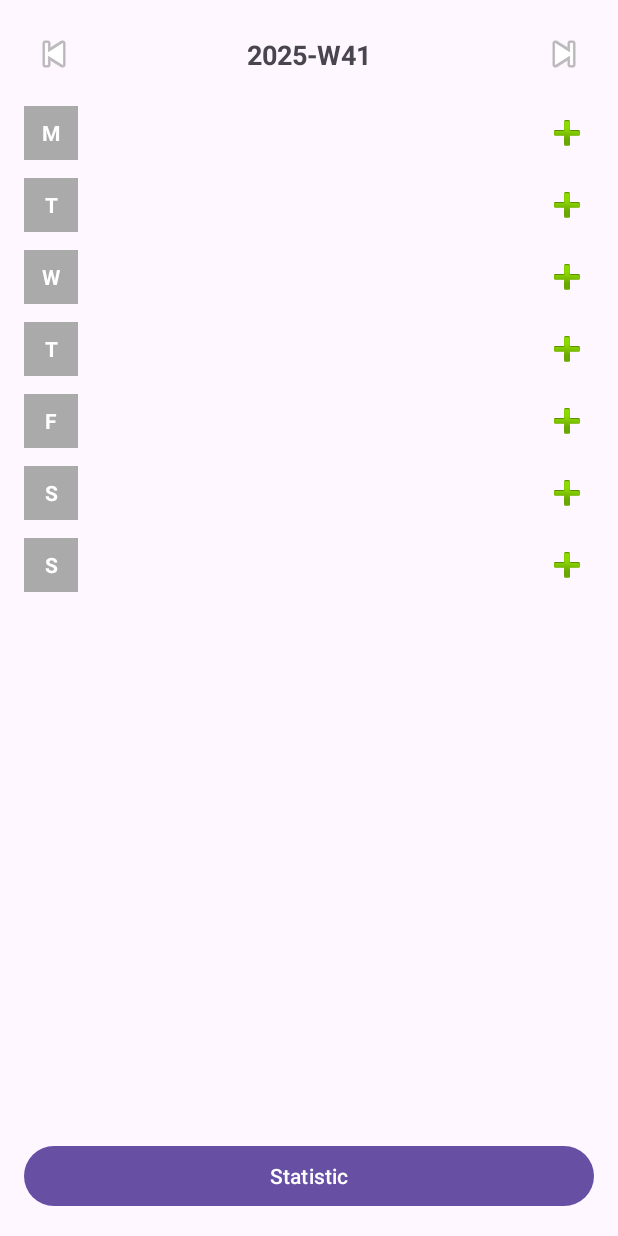
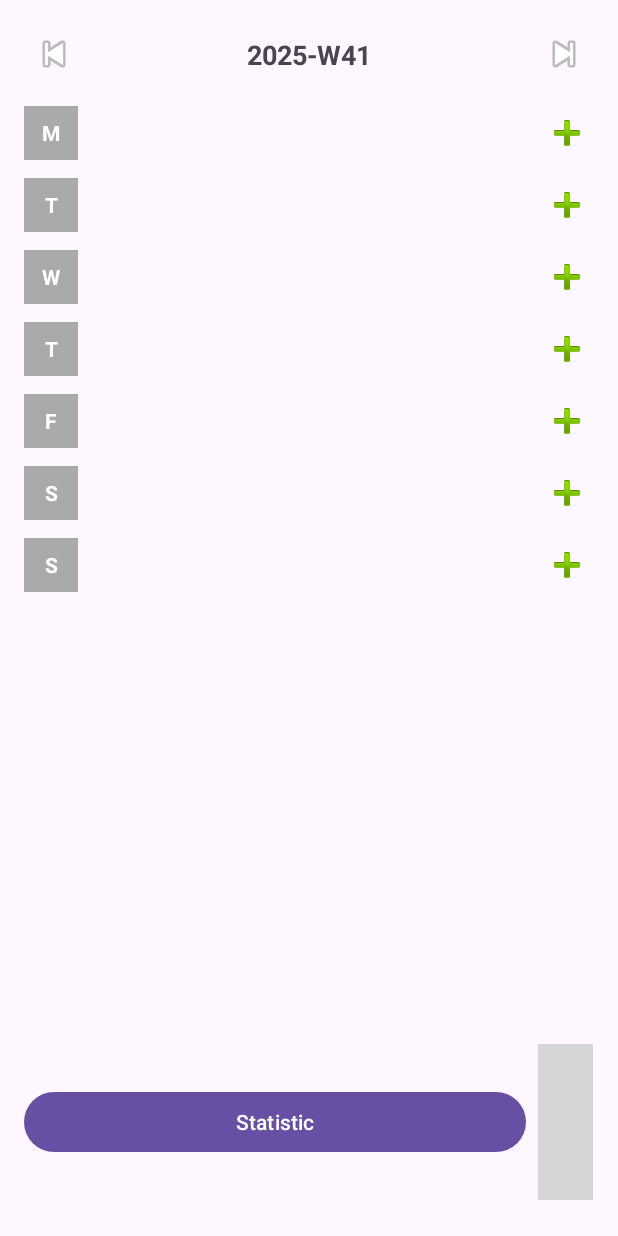
Before and after one commit to VuThanh2/RecipeApp, an Android app: the WeeklyPlannerActivity screen opened directly, with no data from a screen before it, on a phone screen of 412 x 824 dp. Run offline under Robolectric (Android 15) with nearby library versions, the phone set to English and light mode, and no system bars; grey boxes are pictures that could not be loaded.

Commit message:
Complete Filter Logic. Add Shopping List, Statistics Display (total nutrition, recipe frequency). Remove Food Pref related fields

```diff
--- a/app/src/main/java/Login/UserProfileActivity.java
+++ b/app/src/main/java/Login/UserProfileActivity.java
@@ -14,7 +14,6 @@
 
 public class UserProfileActivity extends AppCompatActivity {
     private TextView textUsername;
-    private EditText editFoodPreference;
     private AutoCompleteTextView dietInput;
     private final String[] dietLabels = new String[] { "Normal", "Vegan", "Keto", "Gluten-free" };
     private final String[] dietValues = new String[] { "normal", "vegan", "keto", "gluten_free" };
@@ -28,7 +27,6 @@
         setContentView(R.layout.activity_user_profile);
 
         textUsername = findViewById(R.id.textUsername);
-        editFoodPreference = findViewById(R.id.editFoodPreference);
         imageAvatar = findViewById(R.id.imageAvatar);
         buttonSaveProfile = findViewById(R.id.buttonSaveProfile);
         buttonLogout = findViewById(R.id.buttonLogout);
--- a/app/src/main/java/MealPlanner/Day.java
+++ b/app/src/main/java/MealPlanner/Day.java
@@ -1,6 +1,11 @@
 package MealPlanner;
-import RecipeManager.Recipe;
-import RecipeManager.RecipeDataManager;
+
 public enum Day {
-    MON, TUE, WED, THU, FRI, SAT, SUN
+    MONDAY,
+    TUESDAY,
+    WEDNESDAY,
+    THURSDAY,
+    FRIDAY,
+    SATURDAY,
+    SUNDAY
 }
--- a/app/src/main/java/MealPlanner/WeeklyPlannerActivity.java
+++ b/app/src/main/java/MealPlanner/WeeklyPlannerActivity.java
@@ -1,6 +1,8 @@
 package MealPlanner;
 
+import android.content.Intent;
 import android.os.Bundle;
+import android.widget.Button;
 import android.widget.ImageButton;
 import android.widget.TextView;
 import android.widget.Toast;
@@ -24,6 +26,8 @@
         RecyclerView rv = findViewById(R.id.rvWeek);
         ImageButton prev = findViewById(R.id.btnPrev);
         ImageButton next = findViewById(R.id.btnNext);
+        Button statisticButton = findViewById(R.id.btnStatistic);
+        ImageButton shoppingList = findViewById(R.id.btnShoppingList);
 
         weekId = MealPlanManager.currentWeekId();
         tvWeek.setText(weekId);
@@ -43,16 +47,25 @@
             adapter.setWeekId(weekId);
         });
 
-        findViewById(R.id.btnStatistic).setOnClickListener(v ->
-                Toast.makeText(this, "Statistic (stub)", Toast.LENGTH_SHORT).show()
-        );
+        statisticButton.setOnClickListener(v -> {
+            Intent intent = new Intent(this, StatisticsActivity.class);
+            intent.putExtra("Week Id", weekId);
+            startActivity(intent);
+        });
+
+        shoppingList.setOnClickListener(v -> {
+            Intent intent = new Intent(this, ShoppingListActivity.class);
+            intent.putExtra("Week Id", weekId);
+            startActivity(intent);
+        });
     }
 
     @Override public void onAddClicked(Day day) {
         new AddRecipeBottomSheet(tag -> {
             boolean ok = MealPlanManager.addRecipe(this, weekId, day, tag);
             if (!ok) Toast.makeText(this, "Đã có món trong ngày", Toast.LENGTH_SHORT).show();
-            adapter.reload(); adapter.notifyDataSetChanged();
+            adapter.reload();
+            adapter.notifyDataSetChanged();
         }).show(getSupportFragmentManager(), "add-recipe");
     }
 
@@ -61,7 +74,8 @@
                 .setMessage("Xoá \"" + title + "\" khỏi " + day.name() + "?")
                 .setPositiveButton("Xoá", (d, w) -> {
                     MealPlanManager.removeRecipe(this, weekId, day, recipeId);
-                    adapter.reload(); adapter.notifyDataSetChanged();
+                    adapter.reload();
+                    adapter.notifyDataSetChanged();
                 })
                 .setNegativeButton("Huỷ", null).show();
     }
--- a/app/src/main/java/RecipeManager/RecipeDataManager.java
+++ b/app/src/main/java/RecipeManager/RecipeDataManager.java
@@ -72,7 +72,7 @@
     }
 
     /** Lấy Recipe theo id. */
-    public static Recipe getById(Context context, String id) {
+    public static Recipe GetRecipeById(Context context, String id) {
         if (id == null) return null;
         JSONArray raw = loadRaw(context);
         for (int i = 0; i < raw.length(); i++) {
--- a/app/src/main/res/drawable/ic_filter_list.xml
+++ b/app/src/main/res/drawable/ic_filter_list.xml
@@ -5,5 +5,5 @@
     android:viewportHeight="24">
     <path
         android:fillColor="#FFFFFF"
-        android:pathData="M10,18h4v-2h-4v2zM3,6v2h18V6H3zm3,7h12v-2H6v2z" />
+        android:pathData="M3,4h18l-7,8v8l-4,3v-11L3,4z"/>
 </vector>
--- a/app/src/main/res/drawable/ic_search.xml
+++ b/app/src/main/res/drawable/ic_search.xml
@@ -5,5 +5,5 @@
     android:viewportHeight="24">
     <path
         android:fillColor="#808080"
-        android:pathData="M15.5,14h-0.79l-0.28,-0.27a6.471,6.471 0,0 0,1.48 -5.34C15.15,5.39 12.28,3 8.9,3S2.65,5.39 2.65,8.39c0,3.0 2.88,5.39 6.25,5.39a6.471,6.471 0,0 0,5.34 -1.48l0.27,0.28v0.79l4.25,4.25c0.39,0.39 1.02,0.39 1.41,0 0.39,-0.39 0.39,-1.02 0,-1.41L15.5,14zM8.9,13C6.42,13 4.4,10.98 4.4,8.5S6.42,4 8.9,4 13.4,6.02 13.4,8.5 11.38,13 8.9,13z"/>
+        android:pathData="M15.5,14h-0.79l-0.28,-0.28a6.5,6.5 0,1 0,-1.41,1.41l0.28,0.28v0.79l4.25,4.25c0.39,0.39 1.02,0.39 1.41,0s0.39,-1.02 0,-1.41L15.5,14zM10,14a4,4 0,1 1,0,-8 4,4 0,0 1,0,8z" />
 </vector>
--- a/app/src/main/res/layout/activity_weekly_planner.xml
+++ b/app/src/main/res/layout/activity_weekly_planner.xml
@@ -27,7 +27,31 @@
         android:layout_height="0dp" android:layout_weight="1"
         android:paddingTop="8dp"/>
 
-    <com.google.android.material.button.MaterialButton
-        android:id="@+id/btnStatistic" android:layout_width="match_parent"
-        android:layout_height="wrap_content" android:text="Statistic"/>
+    <LinearLayout
+        android:orientation="horizontal"
+        android:layout_width="match_parent"
+        android:layout_height="wrap_content"
+        android:gravity="center_vertical"
+        android:paddingTop="8dp"
+        android:paddingBottom="8dp">
+
+        <com.google.android.material.button.MaterialButton
+            android:id="@+id/btnStatistic"
+            android:layout_width="0dp"
+            android:layout_weight="0.9"
+            android:layout_height="wrap_content"
+            android:text="Statistic"
+            android:layout_marginEnd="8dp"/>
+
+        <ImageButton
+            android:id="@+id/btnShoppingList"
+            android:layout_width="0dp"
+            android:layout_weight="0.1"
+            android:layout_height="wrap_content"
+            android:background="?attr/selectableItemBackgroundBorderless"
+            android:contentDescription="Shopping List"
+            android:padding="4dp"
+            android:src="@drawable/ic_shopping_list"
+            app:tint="@color/black" />
+    </LinearLayout>
 </LinearLayout>
```
Also changed, not shown: app/src/main/AndroidManifest.xml (+22 -11 lines), app/src/main/java/Login/User.java (+4 -13 lines), app/src/main/java/Login/UserDataManager.java (+3 -49 lines), app/src/main/res/layout/activity_user_profile.xml (+0 -24 lines), app/src/main/res/layout/fragment_recipe_form.xml (+8 -6 lines), app/src/main/res/menu/drawer_menu.xml (+5 -4 lines).
